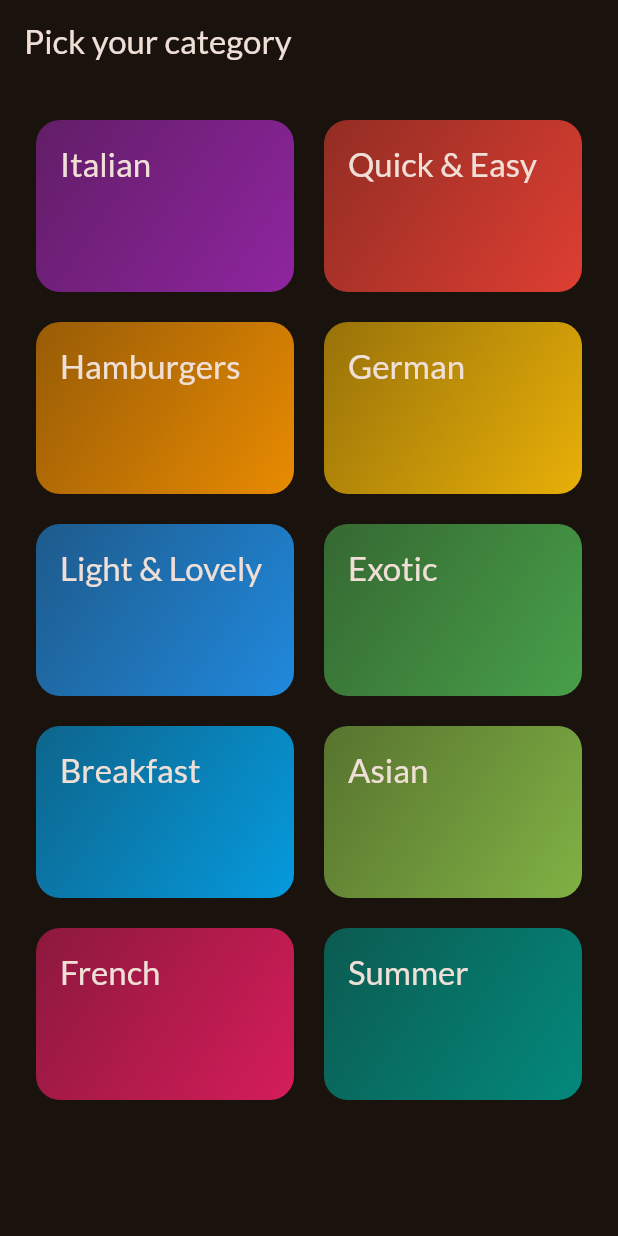
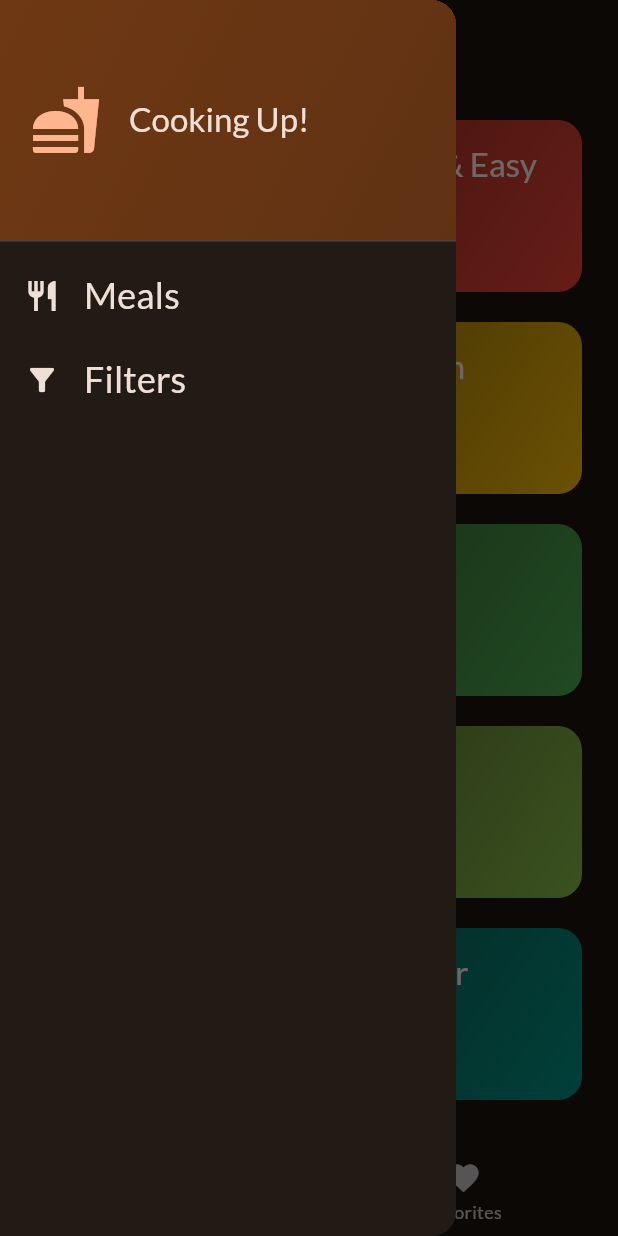
Before and after one commit to lalit-kr2/meals, a Flutter app: the screen it shows after launch, with the side drawer open (before the commit the screen has no drawer), on a phone screen of 412 x 824 dp. Run offline on Flutter 3.47's test engine with Material 3 defaults, Android fonts, the phone set to English and light mode, and no system bars; our stand-ins replace flutter_riverpod, google_fonts, transparent_image.

Commit message:
app dev done, add multiple widgets and filter and tabs screen

```diff
--- a/lib/main.dart
+++ b/lib/main.dart
@@ -1,7 +1,8 @@
 import 'package:flutter/material.dart';
+import 'package:flutter_riverpod/flutter_riverpod.dart';
 
 import 'package:google_fonts/google_fonts.dart';
-import 'package:meals/screens/categories.dart';
+import 'package:meals/screens/tabs.dart';
 
 final theme = ThemeData(
   useMaterial3: true,
@@ -13,7 +14,7 @@ final theme = ThemeData(
 );
 
 void main() {
-  runApp(const App());
+  runApp(const ProviderScope(child: App()));
 }
 
 class App extends StatelessWidget {
@@ -23,7 +24,7 @@ class App extends StatelessWidget {
   Widget build(BuildContext context) {
     return MaterialApp(
       theme: theme,
-      home: CategoriesScreen(),
+      home: TabsScreen(),
     );
   }
 }
--- a/lib/screens/categories.dart
+++ b/lib/screens/categories.dart
@@ -1,26 +1,34 @@
 import 'package:flutter/material.dart';
 import 'package:meals/data/dummy_data.dart';
 import 'package:meals/models/category.dart';
+import 'package:meals/models/meal.dart';
 import 'package:meals/screens/meals.dart';
 import 'package:meals/widgets/category_grid_item.dart';
 
 class CategoriesScreen extends StatelessWidget {
-  const CategoriesScreen({super.key});
+  const CategoriesScreen(
+      {super.key, required this.toggleFavorite, required this.availableMeals});
+
+  final List<Meal> availableMeals;
+  final void Function(Meal meal) toggleFavorite;
 
   void _selectCategory(BuildContext context, Category category) {
+    final filteredMeals = availableMeals
+        .where((meal) => meal.categories.contains(category.id))
+        .toList();
+
     Navigator.push(
         context,
         MaterialPageRoute(
-            builder: (ctx) => MealsScreen(title: "Title", meals: [])));
+            builder: (ctx) => MealsScreen(
+                title: category.title,
+                meals: filteredMeals,
+                toggleFavorite: toggleFavorite)));
   }
 
   @override
   Widget build(BuildContext context) {
-    return Scaffold(
-      appBar: AppBar(
-        title: const Text('Pick your category'),
-      ),
-      body: GridView(
+    return GridView(
       padding: const EdgeInsets.all(24),
       gridDelegate: const SliverGridDelegateWithFixedCrossAxisCount(
           crossAxisCount: 2,
@@ -34,7 +42,6 @@ class CategoriesScreen extends StatelessWidget {
             onselectCategory: () => _selectCategory(context, category),
           ),
       ],
-      ),
     );
   }
 }
--- /dev/null
+++ b/lib/screens/tabs.dart
@@ -0,0 +1,119 @@
+import 'package:flutter/material.dart';
+import 'package:meals/data/dummy_data.dart';
+import 'package:meals/models/meal.dart';
+import 'package:meals/screens/categories.dart';
+import 'package:meals/screens/filters.dart';
+import 'package:meals/screens/meals.dart';
+import 'package:meals/widgets/main_drawer.dart';
+
+const kInitialFilters = {
+  Filter.glutenFree: false,
+  Filter.lactoseFree: false,
+  Filter.vegan: false,
+  Filter.vegetarian: false,
+};
+
+class TabsScreen extends StatefulWidget {
+  const TabsScreen({super.key});
+
+  @override
+  State<TabsScreen> createState() => _TabsScreenState();
+}
+
+class _TabsScreenState extends State<TabsScreen> {
+  int _selectedPageIndex = 0;
+  final List<Meal> _favoriteMeals = [];
+  Map<Filter, bool> _selectedFilters = kInitialFilters;
+
+  void _showInfoMessage(String message) {
+    ScaffoldMessenger.of(context).clearSnackBars();
+    ScaffoldMessenger.of(context)
+        .showSnackBar(SnackBar(content: Text(message)));
+  }
+
+  void _toggleFavorite(Meal meal) {
+    final isExisting = _favoriteMeals.contains(meal);
+
+    if (isExisting) {
+      setState(() {
+        _favoriteMeals.remove(meal);
+      });
+      _showInfoMessage('Meal removed from favorites!');
+    } else {
+      setState(() {
+        _favoriteMeals.add(meal);
+      });
+      _showInfoMessage('Meal added to favorites!');
+    }
+  }
+
+  void _selectPage(int index) {
+    setState(() => _selectedPageIndex = index);
+  }
+
+  void _setScreen(String identifier) async {
+    Navigator.of(context).pop();
+    if (identifier == 'filters') {
+      final result = await Navigator.of(context).push<Map<Filter, bool>>(
+          MaterialPageRoute(
+              builder: (ctx) =>
+                  FiltersScreen(currentFilters: _selectedFilters)));
+
+      setState(() {
+        _selectedFilters = result ?? kInitialFilters;
+      });
+    }
+  }
+
+  @override
+  Widget build(BuildContext context) {
+    final availableMeals = dummyMeals.where((meal) {
+      if (_selectedFilters[Filter.glutenFree]! && !meal.isGlutenFree) {
+        return false;
+      }
+      if (_selectedFilters[Filter.lactoseFree]! && !meal.isLactoseFree) {
+        return false;
+      }
+      if (_selectedFilters[Filter.vegan]! && !meal.isVegan) {
+        return false;
+      }
+      if (_selectedFilters[Filter.vegetarian]! && !meal.isVegetarian) {
+        return false;
+      }
+      return true;
+    }).toList();
+
+    Widget activePage = CategoriesScreen(
+      toggleFavorite: _toggleFavorite,
+      availableMeals: availableMeals,
+    );
+    var activePageTitle = 'Categories';
+
+    if (_selectedPageIndex == 1) {
+      activePage =
+          MealsScreen(meals: _favoriteMeals, toggleFavorite: _toggleFavorite);
+      activePageTitle = 'Your Favorites';
+    }
+    return Scaffold(
+      appBar: AppBar(
+        title: Text(activePageTitle),
+      ),
+      drawer: MainDrawer(
+        onSelectScreen: _setScreen,
+      ),
+      body: activePage,
+      bottomNavigationBar: BottomNavigationBar(
+        onTap: (index) {
+          _selectPage(index);
+        },
+        currentIndex: _selectedPageIndex,
+        items: [
+          BottomNavigationBarItem(
+              icon: Icon(Icons.set_meal), label: 'Categories'),
+          BottomNavigationBarItem(
+              icon: Icon(Icons.favorite), label: 'Favorites'),
+        ],
+      ),
+    );
+  }
+}
--- /dev/null
+++ b/lib/widgets/main_drawer.dart
@@ -0,0 +1,71 @@
+import 'package:flutter/material.dart';
+
+class MainDrawer extends StatelessWidget {
+  const MainDrawer({super.key, required this.onSelectScreen});
+
+  final void Function(String identifier) onSelectScreen;
+  @override
+  Widget build(BuildContext context) {
+    return Drawer(
+      child: Column(
+        children: [
+          DrawerHeader(
+              decoration: BoxDecoration(
+                  gradient: LinearGradient(colors: [
+                Theme.of(context).colorScheme.primaryContainer,
+                Theme.of(context)
+                    .colorScheme
+                    .primaryContainer
+                    .withValues(alpha: .8),
+              ], begin: Alignment.topLeft, end: Alignment.bottomRight)),
+              padding: EdgeInsets.all(20),
+              child: Row(
+                children: [
+                  Icon(Icons.fastfood,
+                      size: 48, color: Theme.of(context).colorScheme.primary),
+                  const SizedBox(
+                    width: 18,
+                  ),
+                  Text(
+                    'Cooking Up!',
+                    style: Theme.of(context).textTheme.titleLarge!.copyWith(
+                          color: Theme.of(context).colorScheme.onSurface,
+                        ),
+                  )
+                ],
+              )),
+          ListTile(
+            leading: Icon(
+              Icons.restaurant,
+              size: 24,
+              color: Theme.of(context).colorScheme.onSurface,
+            ),
+            title: Text(
+              'Meals',
+              style: Theme.of(context).textTheme.titleSmall!.copyWith(
+                  color: Theme.of(context).colorScheme.onSurface, fontSize: 24),
+            ),
+            onTap: () {
+              onSelectScreen('meals');
+            },
+          ),
+          ListTile(
+            leading: Icon(
+              Icons.filter_list_alt,
+              size: 24,
+              color: Theme.of(context).colorScheme.onSurface,
+            ),
+            title: Text(
+              'Filters',
+              style: Theme.of(context).textTheme.titleSmall!.copyWith(
+                  color: Theme.of(context).colorScheme.onSurface, fontSize: 24),
+            ),
+            onTap: () {
+              onSelectScreen('filters');
+            },
+          )
+        ],
+      ),
+    );
+  }
+}
--- a/pubspec.yaml
+++ b/pubspec.yaml
@@ -9,7 +9,9 @@ environment:
 dependencies:
   flutter:
     sdk: flutter
+  flutter_riverpod: ^2.6.1
   google_fonts: ^6.2.1
+  transparent_image: ^2.0.1
 
 dev_dependencies:
   flutter_test:
```
Also changed, not shown: lib/screens/filters.dart (added, +140 -0 lines), lib/screens/meal_details.dart (added, +75 -0 lines), lib/screens/meals.dart (+27 -4 lines), lib/widgets/meal_item.dart (added, +88 -0 lines), lib/widgets/meal_item_trait.dart (added, +30 -0 lines), 1 other file. Lines whose indentation alone changed are shown as unchanged.
